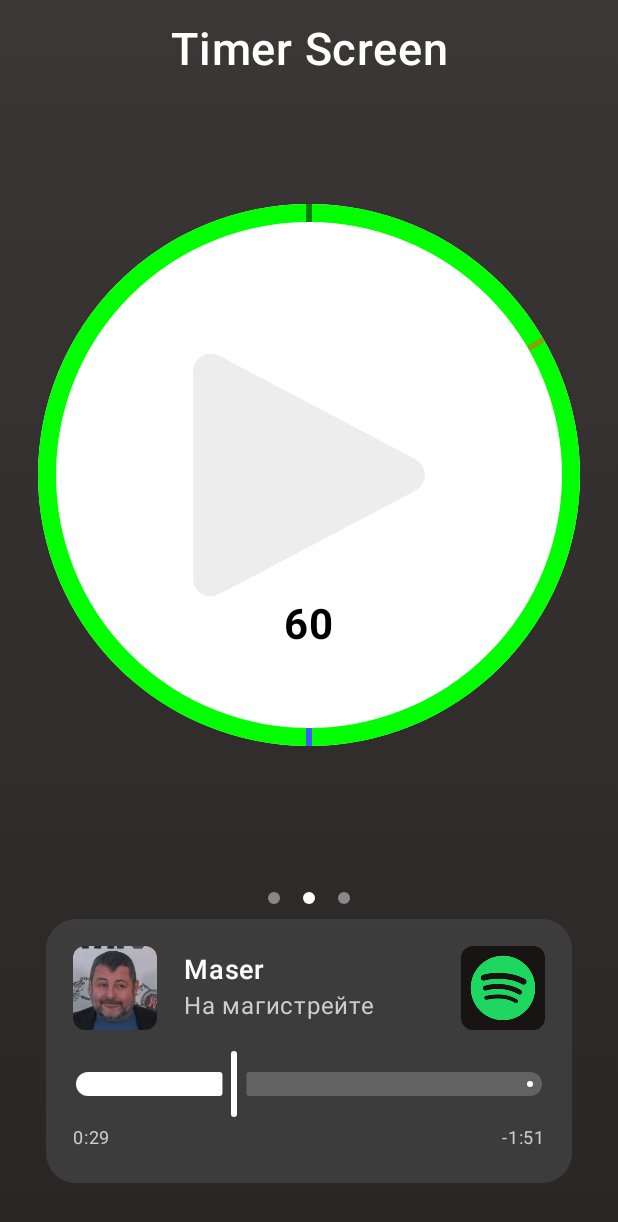
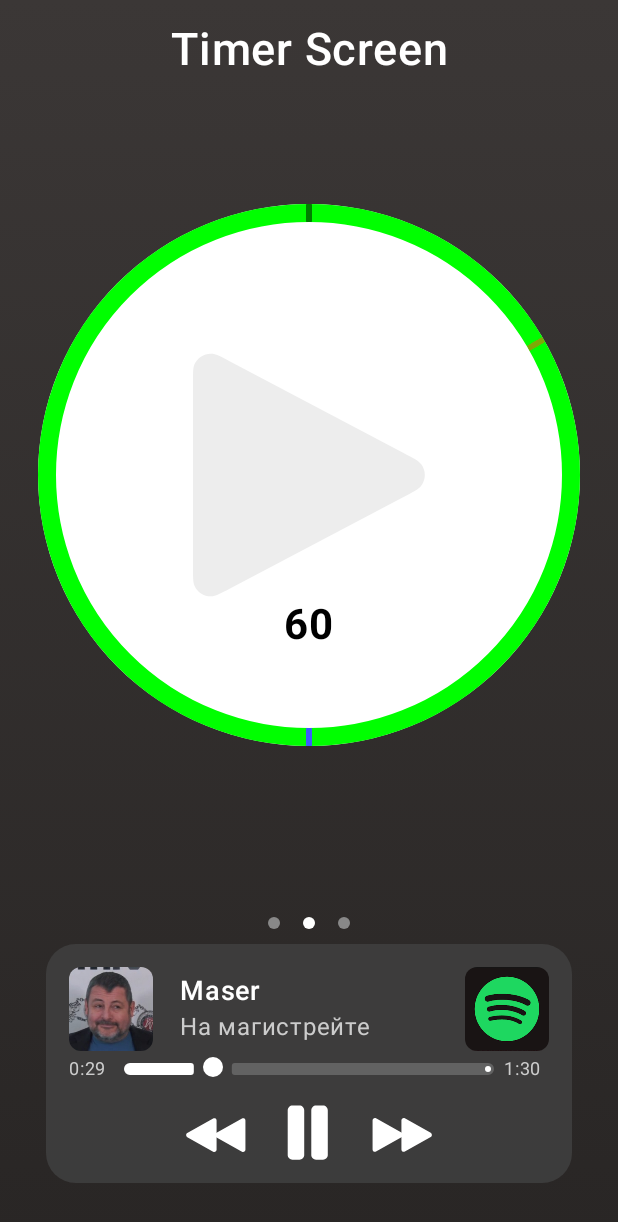
Before and after one commit to ShemLeon/MafTimer, an Android app built with Jetpack Compose: the screen it shows after launch (MainActivity), on a phone screen of 412 x 824 dp. Shown: the top 1222 px of the screen. Run offline under Robolectric (Android 15) with nearby library versions, the phone set to English and light mode, and no system bars; our stand-ins replace Dagger/Hilt's generated code.

Commit message:
UI MusicalPlayer

```diff
--- a/app/src/main/java/com/leoevg/maftimer/presenter/components/MusicPlayer.kt
+++ b/app/src/main/java/com/leoevg/maftimer/presenter/components/MusicPlayer.kt
@@ -29,19 +29,19 @@ import com.leoevg.maftimer.R
 import android.content.Intent
 import android.net.Uri
 import androidx.compose.foundation.clickable
-import androidx.compose.foundation.layout.size
-import androidx.compose.material3.AlertDialog
-import androidx.compose.material3.Button
-import androidx.compose.material3.Text
 import androidx.compose.runtime.*
-import androidx.compose.ui.draw.clip
 import androidx.compose.ui.platform.LocalContext
-import androidx.compose.ui.res.painterResource
-import androidx.compose.ui.unit.dp
+import androidx.compose.material3.ExperimentalMaterial3Api
 import androidx.activity.compose.rememberLauncherForActivityResult
 import androidx.activity.result.contract.ActivityResultContracts
+import androidx.compose.foundation.layout.Box
+import androidx.compose.foundation.layout.fillMaxHeight
+import androidx.compose.foundation.layout.width
+import androidx.compose.foundation.shape.CircleShape
+import androidx.compose.ui.draw.rotate
 
 // Основной контейнер плеера
+@OptIn(ExperimentalMaterial3Api::class)
 @Composable
 fun PlayerContainer(
     singer: String = "Maser",
@@ -61,8 +61,9 @@ fun PlayerContainer(
             .padding(horizontal = 25.dp)
             .clip(RoundedCornerShape(20.dp))
             .background(Color(0xCC424242)) // Полупрозрачный темно-серый
-            .padding(18.dp),
-        horizontalAlignment = Alignment.CenterHorizontally
+            .padding(top = 15.dp, start = 15.dp, end = 15.dp),
+
+        horizontalAlignment = Alignment.CenterHorizontally,
     ) {
         // Строка 1: Информация о песне
         Row(
@@ -79,11 +80,16 @@ fun PlayerContainer(
                     .clip(RoundedCornerShape(8.dp)),
                 contentScale = ContentScale.Crop
             )
-
+            // Описание песни
             Column(
                 modifier = Modifier.padding(start = 18.dp)
             ) {
-                Text(text = singer, color = Color.White, fontWeight = FontWeight.SemiBold, fontSize = 18.sp)
+                Text(
+                    text = singer,
+                    color = Color.White,
+                    fontWeight = FontWeight.SemiBold,
+                    fontSize = 18.sp
+                )
                 Text(text = title, color = Color.LightGray, fontSize = 16.sp)
             }
             Spacer(modifier = Modifier.weight(1f))
@@ -105,27 +111,101 @@ fun PlayerContainer(
                 contentScale = ContentScale.Crop
             )
         }
-        Spacer(modifier = Modifier.height(12.dp))
-
         // Строка 2: Слайдер и время
-        Column(modifier = Modifier.fillMaxWidth()) {
+        Row(
+            modifier = Modifier
+                .fillMaxWidth()
+                ,
+            verticalAlignment = Alignment.CenterVertically
+        ) {
+            Text(
+                modifier = Modifier
+                    .width(30.dp),
+                text = "0:29",
+                color = Color.LightGray,
+                fontSize = 12.sp
+            )
             Slider(
-                value = 0.34f, // Примерное значение, как на скриншоте
+                value = 0.24f,
                 onValueChange = { /* TODO */ },
-                modifier = Modifier.fillMaxWidth(),
+                modifier = Modifier
+                    .weight(1f)
+                    .height(20.dp)
+                ,
                 colors = SliderDefaults.colors(
                     thumbColor = Color.White,
                     activeTrackColor = Color.White,
                     inactiveTrackColor = Color.Gray.copy(alpha = 0.5f)
-                )
+                ),
+                thumb = {
+                    Box(
+                        modifier = Modifier
+                            .size(13.dp) // Уменьшаем размер разделителя
+                            .background(Color.White, CircleShape)
+                    )
+                },
+                track = {
+                    SliderDefaults.Track(
+                        modifier = Modifier.height(8.dp), // Уменьшаем высоту полоски
+                        sliderState = it,
+                        colors = SliderDefaults.colors(
+                            activeTrackColor = Color.White,
+                            inactiveTrackColor = Color.Gray.copy(alpha = 0.5f)
+                        ),
+                        enabled = true
+                    )
+                }
             )
-            Row(
-                modifier = Modifier.fillMaxWidth(),
-                horizontalArrangement = Arrangement.SpaceBetween
-            ) {
-                Text("0:29", color = Color.LightGray, fontSize = 12.sp)
-                Text("-1:51", color = Color.LightGray, fontSize = 12.sp)
-            }
+            Text(
+                modifier = Modifier
+                    .width(30.dp),
+                text = "1:30",
+                color = Color.LightGray,
+                fontSize = 12.sp
+            )
+        }
+        val h =  remember {40};
+        // Кнопки управления
+        Row(
+            modifier = Modifier
+                .fillMaxWidth()
+                .padding(vertical = 10.dp),
+            horizontalArrangement = Arrangement.Center,
+            verticalAlignment = Alignment.CenterVertically
+        ) {
+            Image(
+                painter = painterResource(R.drawable.btn_strelki),
+                contentDescription = "spotify",
+                modifier = Modifier
+                    .rotate(180f)
+                    .size(h.dp)
+                    .clickable {
+
+                    },
+                contentScale = ContentScale.Fit
+            )
+            Spacer(modifier = Modifier.width(20.dp))
+            Image(
+                painter = painterResource(R.drawable.btn_pause),
+                contentDescription = "btn_player_main",
+                modifier = Modifier
+                    .size((h*1.1).dp)
+                    .clickable {
+
+                    },
+                contentScale = ContentScale.Fit
+            )
+            Spacer(modifier = Modifier.width(20.dp))
+            Image(
+                painter = painterResource(R.drawable.btn_strelki),
+                contentDescription = "spotify",
+                modifier = Modifier
+                    .size(h.dp)
+                    .clickable {
+
+                    },
+                contentScale = ContentScale.Fit
+            )
         }
 
 
@@ -137,15 +217,3 @@ fun PlayerContainer(
 fun MusicPlayerPreview() {
     PlayerContainer()
 }
-
-@Composable
-fun PlayerContainer(
-    trackName: String,
-    artist: String,
-    progress: Float, // от 0 до 1
-    isPlaying: Boolean,
-    onPlayPause: () -> Unit
-) {
-    // Используй эти параметры для обновления Text, Slider и кнопок
-    // Например, в Slider: value = progress
-}
--- a/app/src/main/res/drawable/btn_pause.xml
+++ b/app/src/main/res/drawable/btn_pause.xml
@@ -5,8 +5,8 @@
     android:viewportHeight="56">
   <path
       android:pathData="M8,3L14,3A4,4 0,0 1,18 7L18,45A4,4 0,0 1,14 49L8,49A4,4 0,0 1,4 45L4,7A4,4 0,0 1,8 3z"
-      android:fillColor="#D9D9D9"/>
+      android:fillColor="#ffffff"/>
   <path
       android:pathData="M28,3L34,3A4,4 0,0 1,38 7L38,45A4,4 0,0 1,34 49L28,49A4,4 0,0 1,24 45L24,7A4,4 0,0 1,28 3z"
-      android:fillColor="#D9D9D9"/>
+      android:fillColor="#ffffff"/>
 </vector>
--- /dev/null
+++ b/app/src/main/res/drawable/btn_strelki.xml
@@ -0,0 +1,12 @@
+<vector xmlns:android="http://schemas.android.com/apk/res/android"
+    android:width="52dp"
+    android:height="31dp"
+    android:viewportWidth="52"
+    android:viewportHeight="31">
+  <path
+      android:pathData="M25.899,13.757C27.259,14.521 27.259,16.479 25.899,17.243L3.48,29.846C2.147,30.596 0.5,29.632 0.5,28.103L0.5,2.897C0.5,1.368 2.147,0.404 3.48,1.154L25.899,13.757Z"
+      android:fillColor="#ffffff"/>
+  <path
+      android:pathData="M50.899,13.757C52.259,14.521 52.259,16.479 50.899,17.243L28.48,29.846C27.147,30.596 25.5,29.632 25.5,28.103L25.5,2.897C25.5,1.368 27.147,0.404 28.48,1.154L50.899,13.757Z"
+      android:fillColor="#ffffff"/>
+</vector>
```
